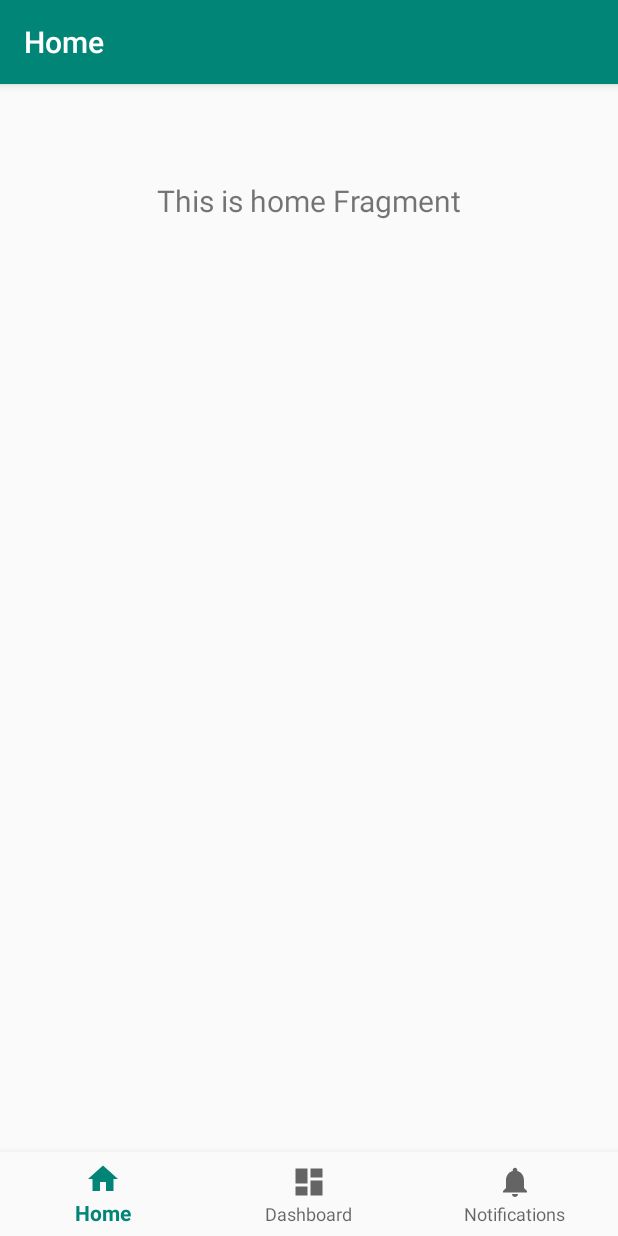
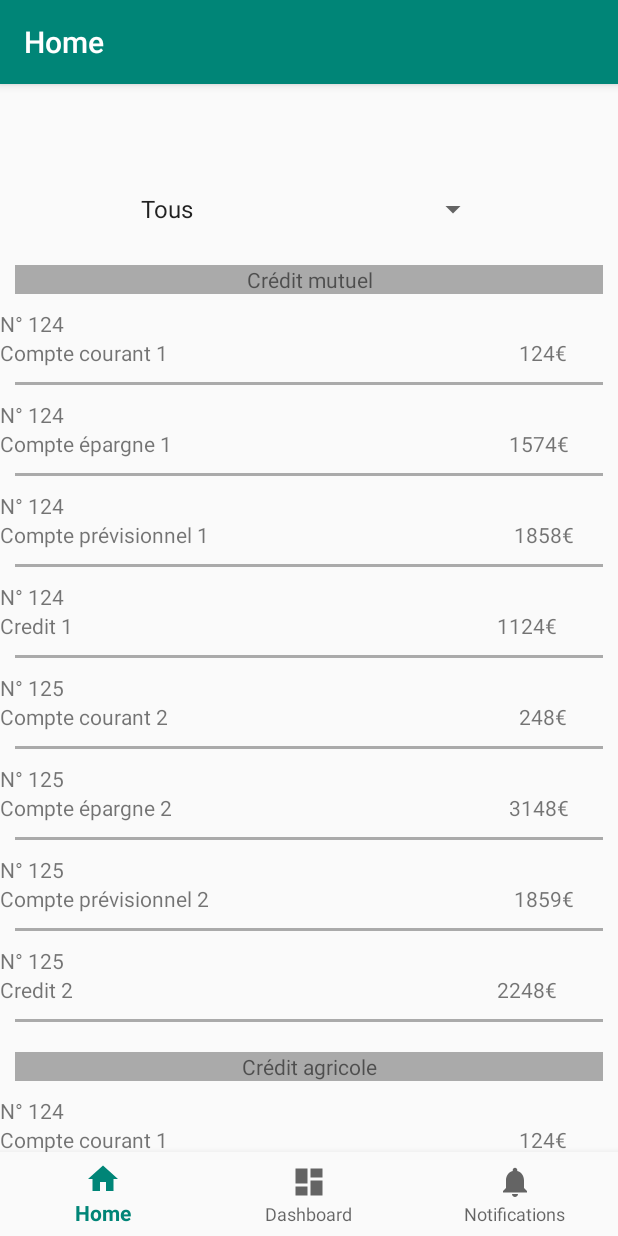
Before and after one commit to Thessalene/PowerBProjectAndroid, an Android app: the screen it shows after launch (MainActivity), on a phone screen of 412 x 824 dp. Run offline under Robolectric (Android 15) with nearby library versions, the phone set to English and light mode, and no system bars; our stand-ins replace navigation-ui.

Commit message:
List of account ok
Spinner with account choice with too much marge top

```diff
--- /dev/null
+++ b/app/src/main/java/fr/perso/project/android/powerbapplication/adapter/AccountAdapter.kt
@@ -0,0 +1,93 @@
+package fr.perso.project.android.powerbapplication.adapter
+
+import android.content.Context
+import android.view.LayoutInflater
+import android.view.View
+import android.view.View.GONE
+import android.view.View.VISIBLE
+import android.view.ViewGroup
+import android.widget.RelativeLayout
+import android.widget.TextView
+import androidx.recyclerview.widget.RecyclerView
+import fr.perso.project.android.powerbapplication.R
+import fr.perso.project.android.powerbproject.model.Account
+import fr.perso.project.android.powerbproject.model.Bank
+import kotlinx.android.synthetic.main.list_item_account.view.*
+import org.w3c.dom.Text
+
+/**
+ * Created on 25/04/2020 - 13:29.
+ * TODO: Add a class header comment!
+ *
+ * @author : JEAN-LOUIS Thessalène
+ */
+class AccountAdapter(val context : Context, var bankList : List<Bank>) :
+    RecyclerView.Adapter<AccountAdapter.ViewHolder>() {
+
+    companion object{
+        private const val TYPE_BANK_HEADER = 0
+        private const val TYPE_ACCOUNT = 1
+        val accountOrHeaderList = ArrayList<AccountOrHeader>()
+    }
+
+    init {
+        convertBankListToAccountOrHeaderList(bankList)
+    }
+
+    class AccountOrHeader(val header : Header?, val account : Account?, val type : Int)
+
+    class Header(val bankName : String)
+
+    fun convertBankListToAccountOrHeaderList(bankList: List<Bank>){
+
+        for(bank in bankList){
+            accountOrHeaderList.add(AccountOrHeader(Header(bank.bankName.libelle), null, TYPE_BANK_HEADER))
+            for(account in bank.accounts){
+                accountOrHeaderList.add(AccountOrHeader(null, account, TYPE_ACCOUNT))
+            }
+        }
+    }
+
+    class ViewHolder(val view : View) : RecyclerView.ViewHolder(view){
+        val bankHeader = view.tv_bank_header_part as TextView
+        val relativeLayoutAccountPart = view.relativeLayout_account_part as RelativeLayout
+        val accountNumber = view.tv_account_number as TextView
+        val accountName = view.tv_account_name as TextView
+        val accountSolde = view.tv_account_solde as TextView
+    }
+
+    override fun onCreateViewHolder(parent: ViewGroup, viewType: Int): AccountAdapter.ViewHolder {
+        return ViewHolder(LayoutInflater.from(context).inflate(R.layout.list_item_account, parent, false))
+    }
+
+    override fun getItemCount(): Int {
+        return accountOrHeaderList.size
+    }
+
+    override fun onBindViewHolder(holder: ViewHolder, position: Int) {
+        val item = accountOrHeaderList[position]
+
+        for(account in accountOrHeaderList){
+            println("ON BIND Bank: " + account.header?.bankName)
+            println("ON BIND Account: " + account.account?.accountName)
+        }
+
+        if(item.type == TYPE_BANK_HEADER){
+            holder.bankHeader.visibility = VISIBLE
+            holder.relativeLayoutAccountPart.visibility = GONE
+            holder.bankHeader.text = item.header?.bankName
+        } else {
+            holder.bankHeader.visibility = GONE
+            holder.relativeLayoutAccountPart.visibility = VISIBLE
+            holder.accountNumber.text = context.getString(R.string.lbl_number_account,item.account?.number)
+            holder.accountName.text = "${item.account?.accountName}"
+            holder.accountSolde.text = context.getString(R.string.lbl_amount_euro,item.account?.solde)
+            println("TEST : " + "${item.account?.number}" + "${item.account?.accountName}" + "${item.account?.solde}")
+        }
+    }
+
+    override fun getItemViewType(position: Int): Int {
+        return accountOrHeaderList[position].type
+    }
+
+}
--- /dev/null
+++ b/app/src/main/java/fr/perso/project/android/powerbapplication/adapter/AccountChoicesAdapter.kt
@@ -0,0 +1,38 @@
+package fr.perso.project.android.powerbapplication.adapter
+
+import android.content.Context
+import android.view.LayoutInflater
+import android.view.View
+import android.view.ViewGroup
+import android.widget.TextView
+import androidx.recyclerview.widget.RecyclerView
+import fr.perso.project.android.powerbapplication.R
+import kotlinx.android.synthetic.main.list_item_account_choices.view.*
+
+/**
+ * Created on 25/04/2020 - 12:50.
+ * TODO: Add a class header comment!
+ *
+ * @author : JEAN-LOUIS Thessalène
+ */
+class AccountChoicesAdapter(val context: Context, val choiceList:Array<String>) : RecyclerView.Adapter<AccountChoicesAdapter.ViewHolder>(){
+
+    class ViewHolder (view: View) : RecyclerView.ViewHolder(view) {
+        //val buttonLeft = view.button_left as ImageButton
+        val accountChoiceTextView = view.tv_account_choice as TextView
+        //val buttonRight = view.button_right as ImageButton
+
+    }
+    override fun onCreateViewHolder(parent: ViewGroup, viewType: Int): ViewHolder {
+        return ViewHolder(LayoutInflater.from(context).inflate(R.layout.list_item_account_choices, parent, false))
+    }
+
+    override fun onBindViewHolder(holder: ViewHolder, position: Int) {
+        holder.accountChoiceTextView.text=choiceList[position]
+    }
+
+    override fun getItemCount(): Int {
+       return choiceList.size
+    }
+
+}
--- a/app/src/main/java/fr/perso/project/android/powerbapplication/mocks/MockClass.kt
+++ b/app/src/main/java/fr/perso/project/android/powerbapplication/mocks/MockClass.kt
@@ -1,8 +1,10 @@
 package fr.perso.project.android.powerbproject.mocks
 
 import fr.perso.project.android.powerbproject.model.Account
+import fr.perso.project.android.powerbproject.model.Bank
 import fr.perso.project.android.powerbproject.model.Transaction
 import fr.perso.project.android.powerbproject.model.enums.EAccountCategory
+import fr.perso.project.android.powerbproject.model.enums.EBankName
 import fr.perso.project.android.powerbproject.model.enums.ETransactionType
 import java.util.*
 
@@ -14,6 +16,14 @@ import java.util.*
  */
 class MockClass {
     companion object{
+        @JvmStatic
+        fun mockBankList() : List<Bank>{
+            var bankList = ArrayList<Bank>()
+            for(i in 1..3){
+                bankList.add(Bank(EBankName.values()[i], mockAccountList()))
+            }
+            return bankList
+        }
         @JvmStatic
         fun mockAccountList() : List<Account>{
             //Create Transaction list
@@ -45,11 +55,11 @@ class MockClass {
 
             var accountList = ArrayList<Account>()
 
-            for(i in 1..4){
+            for(i in 1..2){
                 accountList.add(Account(123+i,"Compte courant ${i}",124*i,EAccountCategory.CURRENT, transactionList))
-                accountList.add(Account(123+i,"Compte courant ${i}",15*i,EAccountCategory.CURRENT, transactionList2))
+                //accountList.add(Account(123+i,"Compte courant ${i}",15*i,EAccountCategory.CURRENT, transactionList2))
                 accountList.add(Account(123+i,"Compte épargne ${i}",1574*i,EAccountCategory.SAVING, transactionList3))
-                accountList.add(Account(123+i,"Compte épargne ${i}",140*i,EAccountCategory.SAVING, transactionList))
+                //accountList.add(Account(123+i,"Compte épargne ${i}",140*i,EAccountCategory.SAVING, transactionList))
                 accountList.add(Account(123+i,"Compte prévisionnel ${i}",1857+i,EAccountCategory.FORECAST, transactionList2))
                 accountList.add(Account(123+i,"Credit ${i}",1124*i,EAccountCategory.CREDIT, transactionList3))
             }
--- a/app/src/main/java/fr/perso/project/android/powerbapplication/model/Account.kt
+++ b/app/src/main/java/fr/perso/project/android/powerbapplication/model/Account.kt
@@ -8,4 +8,9 @@ import fr.perso.project.android.powerbproject.model.enums.EAccountCategory
  *
  * @author : JEAN-LOUIS Thessalène
  */
-class Account(number : Int, accountName:String, solde: Int, category: EAccountCategory, transactions:List<Transaction>)
+class Account(val number : Int, val accountName:String, val solde: Int, val category: EAccountCategory, val transactions:List<Transaction>){
+
+    override fun toString(): String {
+        return "${number} - $accountName"
+    }
+}
--- a/app/src/main/java/fr/perso/project/android/powerbapplication/model/Bank.kt
+++ b/app/src/main/java/fr/perso/project/android/powerbapplication/model/Bank.kt
@@ -8,5 +8,9 @@ import fr.perso.project.android.powerbproject.model.enums.EBankName
  *
  * @author : JEAN-LOUIS Thessalène
  */
-class Bank(bankName:EBankName, accounts:List<Account>) {
+class Bank(val bankName:EBankName, val accounts:List<Account>) {
+
+    override fun toString(): String {
+        return "${bankName.libelle} - ${accounts.toString()}"
+    }
 }
--- a/app/src/main/java/fr/perso/project/android/powerbapplication/model/enums/EBankName.kt
+++ b/app/src/main/java/fr/perso/project/android/powerbapplication/model/enums/EBankName.kt
@@ -6,9 +6,9 @@ package fr.perso.project.android.powerbproject.model.enums
  *
  * @author : JEAN-LOUIS Thessalène
  */
-enum class EBankName {
-    CAISSE_EPÄRGNE,
-    CREDIT_MUTUEL,
-    CREDIT_AGRICOLE,
-    LAPOSTE
+enum class EBankName(val libelle : String) {
+    CAISSE_EPÄRGNE("Caisse d'épargne"),
+    CREDIT_MUTUEL("Crédit mutuel"),
+    CREDIT_AGRICOLE("Crédit agricole"),
+    LAPOSTE("La poste")
 }
--- a/app/src/main/java/fr/perso/project/android/powerbapplication/ui/home/HomeFragment.kt
+++ b/app/src/main/java/fr/perso/project/android/powerbapplication/ui/home/HomeFragment.kt
@@ -1,31 +1,45 @@
 package fr.perso.project.android.powerbapplication.ui.home
 
+import android.content.Context
 import android.os.Bundle
 import android.view.LayoutInflater
 import android.view.View
 import android.view.ViewGroup
-import android.widget.TextView
+import android.widget.ArrayAdapter
+import android.widget.LinearLayout.VERTICAL
 import androidx.fragment.app.Fragment
-import androidx.lifecycle.Observer
-import androidx.lifecycle.ViewModelProviders
+import androidx.recyclerview.widget.LinearLayoutManager
 import fr.perso.project.android.powerbapplication.R
+import fr.perso.project.android.powerbapplication.adapter.AccountAdapter
+import fr.perso.project.android.powerbapplication.adapter.AccountChoicesAdapter
+import fr.perso.project.android.powerbproject.mocks.MockClass.Companion.mockBankList
+import kotlinx.android.synthetic.main.fragment_home.*
+import kotlinx.android.synthetic.main.fragment_home.view.*
+
 
 class HomeFragment : Fragment() {
 
-    private lateinit var homeViewModel: HomeViewModel
+    override fun onCreateView(inflater: LayoutInflater, container: ViewGroup?, savedInstanceState: Bundle?): View? {
+        val view = inflater.inflate(R.layout.fragment_home, container, false)
 
-    override fun onCreateView(
-        inflater: LayoutInflater,
-        container: ViewGroup?,
-        savedInstanceState: Bundle?
-    ): View? {
-        homeViewModel =
-            ViewModelProviders.of(this).get(HomeViewModel::class.java)
-        val root = inflater.inflate(R.layout.fragment_home, container, false)
-        val textView: TextView = root.findViewById(R.id.text_home)
-        homeViewModel.text.observe(this, Observer {
-            textView.text = it
-        })
-        return root
+        // Fill recycler view with bankList
+        view.recyclerView_accountList.layoutManager = LinearLayoutManager(context, LinearLayoutManager.VERTICAL, false)
+        view.recyclerView_accountList.adapter = AccountAdapter(context!!, mockBankList())
+        println("MOCK BANK LIST " + mockBankList().toString())
+
+        //Fill spinner
+        val stringArray =  resources.getStringArray(R.array.accountChoices)
+        if (view.spinner_account_choice != null) {
+            val adapter = ArrayAdapter(
+                context!!,
+                android.R.layout.simple_spinner_item, stringArray
+            )
+            view.spinner_account_choice.adapter = adapter
+        }
+        return view
+    }
+
+    override fun onAttach(context: Context) {
+        super.onAttach(context)
     }
 }
--- /dev/null
+++ b/app/src/main/res/drawable/ic_chevron_left.xml
@@ -0,0 +1,9 @@
+<vector xmlns:android="http://schemas.android.com/apk/res/android"
+        android:width="24dp"
+        android:height="24dp"
+        android:viewportWidth="24.0"
+        android:viewportHeight="24.0">
+    <path
+        android:fillColor="#FF000000"
+        android:pathData="M15.41,7.41L14,6l-6,6 6,6 1.41,-1.41L10.83,12z"/>
+</vector>
--- /dev/null
+++ b/app/src/main/res/drawable/ic_chevron_right.xml
@@ -0,0 +1,9 @@
+<vector xmlns:android="http://schemas.android.com/apk/res/android"
+        android:width="24dp"
+        android:height="24dp"
+        android:viewportWidth="24.0"
+        android:viewportHeight="24.0">
+    <path
+        android:fillColor="#FF000000"
+        android:pathData="M10,6L8.59,7.41 13.17,12l-4.58,4.59L10,18l6,-6z"/>
+</vector>
--- a/app/src/main/res/layout/fragment_home.xml
+++ b/app/src/main/res/layout/fragment_home.xml
@@ -1,19 +1,25 @@
 <?xml version="1.0" encoding="utf-8"?>
-<androidx.constraintlayout.widget.ConstraintLayout xmlns:android="http://schemas.android.com/apk/res/android"
-    xmlns:app="http://schemas.android.com/apk/res-auto"
+<RelativeLayout xmlns:android="http://schemas.android.com/apk/res/android"
     android:layout_width="match_parent"
-    android:layout_height="match_parent">
+    android:layout_height="match_parent"
+    xmlns:tools="http://schemas.android.com/tools">
 
-    <TextView
-        android:id="@+id/text_home"
+    <Spinner
+        android:id="@+id/spinner_account_choice"
+        android:layout_width="240dp"
+        android:layout_margin="15dp"
+        android:layout_height="wrap_content"
+        android:spinnerMode="dropdown"
+        android:gravity="center"
+        android:layout_centerHorizontal="true"
+        />
+
+    <androidx.recyclerview.widget.RecyclerView
+        android:id="@+id/recyclerView_accountList"
         android:layout_width="match_parent"
-        android:layout_height="wrap_content"
-        android:layout_marginStart="8dp"
-        android:layout_marginTop="8dp"
-        android:layout_marginEnd="8dp"
-        android:textAlignment="center"
-        android:textSize="20sp"
-        app:layout_constraintEnd_toEndOf="parent"
-        app:layout_constraintStart_toStartOf="parent"
-        app:layout_constraintTop_toTopOf="parent" />
-</androidx.constraintlayout.widget.ConstraintLayout>
+        android:layout_height="match_parent"
+        android:orientation="vertical"
+        android:layout_below="@+id/spinner_account_choice"
+        />
+
+</RelativeLayout>
--- /dev/null
+++ b/app/src/main/res/layout/list_item_account.xml
@@ -0,0 +1,70 @@
+<?xml version="1.0" encoding="utf-8"?>
+<LinearLayout xmlns:android="http://schemas.android.com/apk/res/android"
+    xmlns:tools="http://schemas.android.com/tools"
+    android:orientation="vertical"
+    android:layout_width="match_parent"
+    android:layout_height="wrap_content">
+
+    <!-- Header part -->
+
+    <TextView
+        android:id="@+id/tv_bank_header_part"
+        android:layout_width="match_parent"
+        android:layout_height="wrap_content"
+        android:layout_margin="10dp"
+        android:gravity="center"
+        tools:text="Nom de la banque"
+        android:background="@android:color/darker_gray"
+        />
+
+    <!-- Account part -->
+    <RelativeLayout
+        android:id="@+id/relativeLayout_account_part"
+        android:layout_width="wrap_content"
+        android:layout_height="wrap_content"
+        >
+
+        <TextView
+            android:id="@+id/tv_account_number"
+            android:layout_width="wrap_content"
+            android:layout_height="wrap_content"
+            tools:text="N° 125528"
+            />
+
+        <LinearLayout
+            android:id="@+id/linearLayout_account_detail"
+            android:layout_width="match_parent"
+            android:layout_height="wrap_content"
+            android:orientation="horizontal"
+            android:layout_below="@+id/tv_account_number"
+            >
+            <TextView
+                android:id="@+id/tv_account_name"
+                android:layout_width="wrap_content"
+                android:layout_height="wrap_content"
+                android:layout_weight="3"
+                tools:text="Mon compte courant"
+                />
+
+            <TextView
+                android:id="@+id/tv_account_solde"
+                android:layout_width="wrap_content"
+                android:layout_height="wrap_content"
+                android:layout_weight="1"
+                android:gravity="center"
+                tools:text="125,60€"
+                />
+
+        </LinearLayout>
+
+        <View
+            android:layout_below="@+id/linearLayout_account_detail"
+            android:layout_width="match_parent"
+            android:layout_height="2dp"
+            android:layout_margin="10dp"
+            android:background="@android:color/darker_gray"
+            />
+
+    </RelativeLayout>
+
+</LinearLayout>
--- /dev/null
+++ b/app/src/main/res/layout/list_item_account_choices.xml
@@ -0,0 +1,17 @@
+<?xml version="1.0" encoding="utf-8"?>
+<LinearLayout xmlns:android="http://schemas.android.com/apk/res/android"
+    xmlns:tools="http://schemas.android.com/tools"
+    android:orientation="horizontal"
+    android:gravity="center"
+    android:layout_width="match_parent"
+    android:layout_height="wrap_content">
+
+    <TextView
+        android:id="@+id/tv_account_choice"
+        android:layout_margin="8dp"
+        android:layout_width="match_parent"
+        android:layout_height="wrap_content"
+        tools:text="Choix 1"
+        />
+
+</LinearLayout>
--- a/app/src/main/res/values/strings.xml
+++ b/app/src/main/res/values/strings.xml
@@ -3,4 +3,15 @@
     <string name="title_home">Home</string>
     <string name="title_dashboard">Dashboard</string>
     <string name="title_notifications">Notifications</string>
+
+    <!-- Home fragment elements -->
+    <string name="lbl_amount_euro">%1$d€</string>
+    <string name="lbl_number_account">N° %1$d</string>
+    <string-array name="accountChoices">
+        <item>Tous</item>
+        <item>Courant</item>
+        <item>Epargne</item>
+        <item>Prévisionnel</item>
+        <item>Credit</item>
+    </string-array>
 </resources>
```
Also changed, not shown: app/build.gradle (+9 -0 lines).
